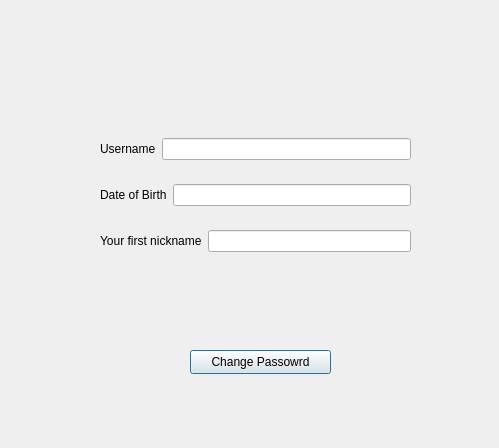
bikraj2/mitra-2, file forgotpassword.ui: the form before one commit.
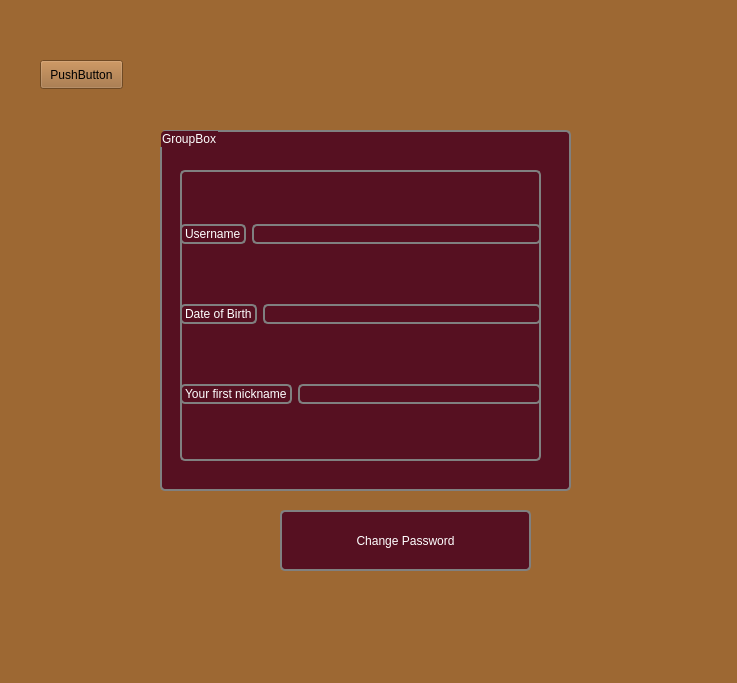
The form after the commit.

Commit message: added some functionality to login register and forgot password

```diff
--- a/forgotpassword.ui
+++ b/forgotpassword.ui
@@ -6,33 +6,60 @@
    <rect>
     <x>0</x>
     <y>0</y>
-    <width>499</width>
-    <height>448</height>
+    <width>737</width>
+    <height>683</height>
    </rect>
   </property>
   <property name="windowTitle">
    <string>Dialog</string>
   </property>
+  <property name="styleSheet">
+   <string notr="true">background-color: rgb(157, 104, 51);</string>
+  </property>
   <widget class="QPushButton" name="pushButton">
    <property name="geometry">
     <rect>
-     <x>190</x>
-     <y>350</y>
-     <width>141</width>
-     <height>24</height>
+     <x>280</x>
+     <y>510</y>
+     <width>251</width>
+     <height>61</height>
     </rect>
    </property>
+   <property name="styleSheet">
+    <string notr="true">border:2px solid gray;border-radius:5px;margin-top: 1ex;
+font: 16pt &quot;Gill Sans MT&quot;;
+background-color:rgb(86, 16, 33);
+color:rgb(255, 255, 255);</string>
+   </property>
    <property name="text">
-    <string>Change Passowrd</string>
+    <string>Change Password</string>
    </property>
   </widget>
+  <widget class="QGroupBox" name="groupBox">
+   <property name="geometry">
+    <rect>
+     <x>160</x>
+     <y>130</y>
+     <width>411</width>
+     <height>361</height>
+    </rect>
+   </property>
+   <property name="styleSheet">
+    <string notr="true">border:2px solid gray;border-radius:5px;margin-top: 1ex;
+font: 16pt &quot;Gill Sans MT&quot;;
+background-color:rgb(86, 16, 33);
+color:rgb(255, 255, 255);</string>
+   </property>
+   <property name="title">
+    <string>GroupBox</string>
+   </property>
   <widget class="QWidget" name="layoutWidget">
    <property name="geometry">
     <rect>
-     <x>100</x>
-     <y>120</y>
-     <width>311</width>
-     <height>151</height>
+      <x>20</x>
+      <y>40</y>
+      <width>361</width>
+      <height>291</height>
     </rect>
    </property>
    <layout class="QVBoxLayout" name="verticalLayout">
@@ -91,6 +118,20 @@
      </layout>
     </item>
    </layout>
+   </widget>
+  </widget>
+  <widget class="QPushButton" name="pushButton_2">
+   <property name="geometry">
+    <rect>
+     <x>40</x>
+     <y>60</y>
+     <width>83</width>
+     <height>29</height>
+    </rect>
+   </property>
+   <property name="text">
+    <string>PushButton</string>
+   </property>
   </widget>
  </widget>
  <resources/>
```
Lines whose indentation alone changed are shown as unchanged. The commit also changes 12 other files.
